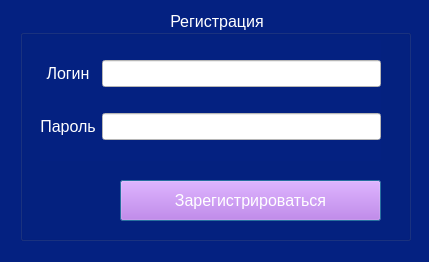
The window that registration.ui (Ppolin-prog/Programm_System) describes before a commit, drawn with Qt 5.
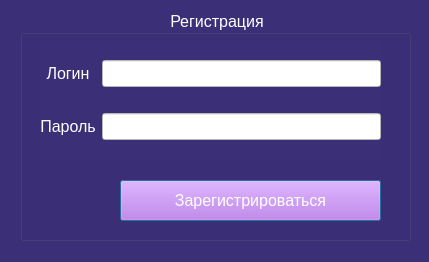
The same window after the commit. Icons and pictures are not drawn.

What changed in the file:
```diff
--- a/registration.ui
+++ b/registration.ui
@@ -20,7 +20,7 @@
    <string>Dialog</string>
   </property>
   <property name="styleSheet">
-   <string notr="true">background-color: rgb(4, 33, 129);</string>
+   <string notr="true">background-color: rgb(59, 48, 120);</string>
   </property>
   <widget class="QGroupBox" name="registration_box">
    <property name="geometry">
@@ -33,7 +33,7 @@
    </property>
    <property name="font">
     <font>
-     <family>MS Sans Serif</family>
+     <family>Microsoft Sans Serif</family>
      <pointsize>12</pointsize>
     </font>
    </property>
@@ -60,7 +60,7 @@
     </property>
     <property name="font">
      <font>
-      <family>MS Sans Serif</family>
+      <family>Microsoft Sans Serif</family>
       <pointsize>12</pointsize>
      </font>
     </property>
@@ -83,7 +83,7 @@
     </property>
     <property name="font">
      <font>
-      <family>MS Sans Serif</family>
+      <family>Microsoft Sans Serif</family>
       <pointsize>12</pointsize>
      </font>
     </property>
@@ -92,7 +92,7 @@
       <widget class="QLabel" name="passwork_reg">
        <property name="font">
         <font>
-         <family>MS Sans Serif</family>
+         <family>Microsoft Sans Serif</family>
          <pointsize>12</pointsize>
         </font>
        </property>
@@ -111,7 +111,7 @@
       <widget class="QLineEdit" name="input_regname">
        <property name="font">
         <font>
-         <family>MS Sans Serif</family>
+         <family>Microsoft Sans Serif</family>
          <pointsize>12</pointsize>
          <bold>true</bold>
         </font>
@@ -126,7 +126,7 @@
       <widget class="QLineEdit" name="input_regpassword">
        <property name="font">
         <font>
-         <family>MS Sans Serif</family>
+         <family>Microsoft Sans Serif</family>
          <pointsize>12</pointsize>
          <bold>true</bold>
         </font>
@@ -141,7 +141,7 @@
       <widget class="QLabel" name="name_reg">
        <property name="font">
         <font>
-         <family>MS Sans Serif</family>
+         <family>Microsoft Sans Serif</family>
          <pointsize>12</pointsize>
         </font>
        </property>
```
Left out of the diff: 26 changed lines with no effect on the pictures.
